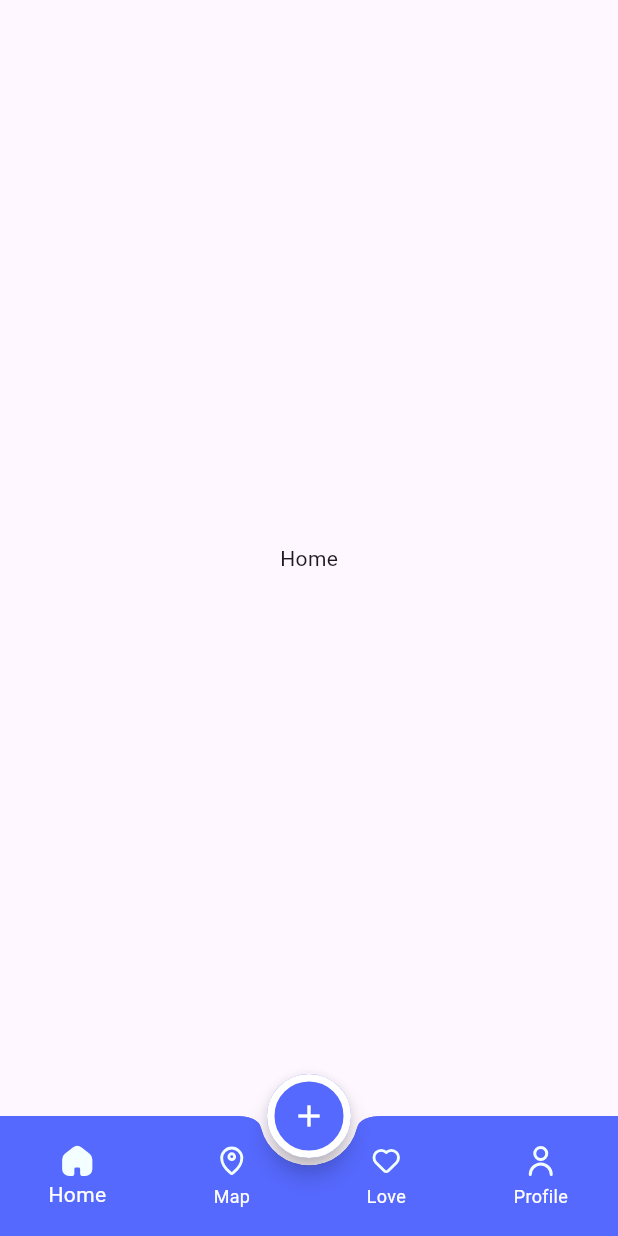
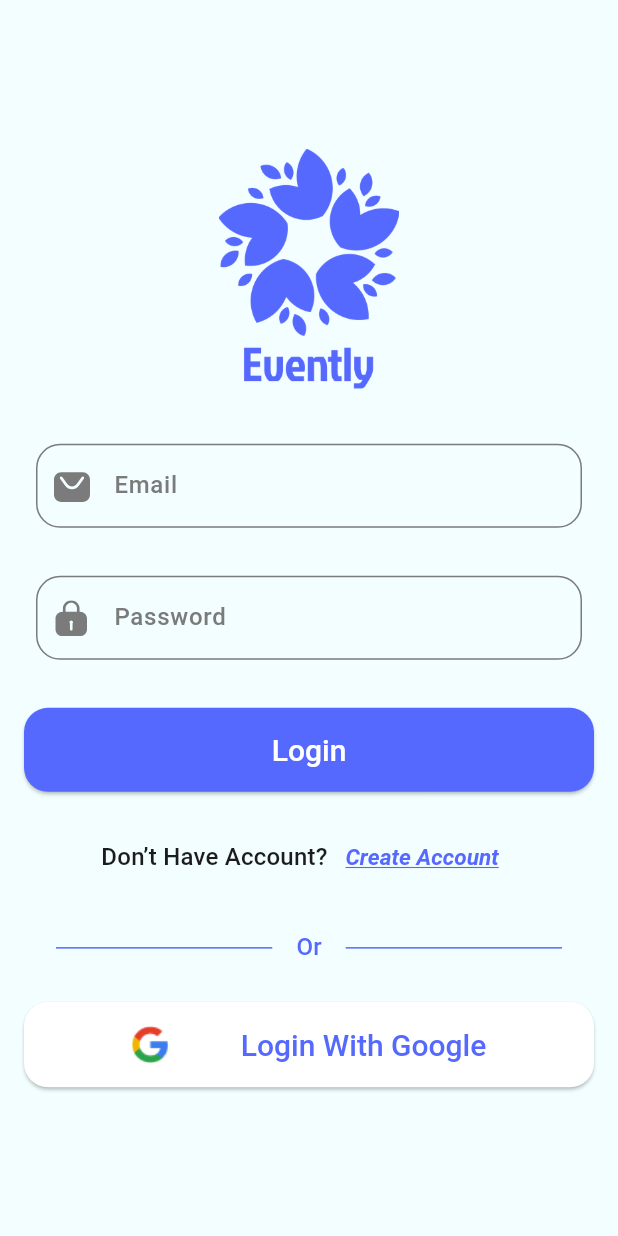
Before and after one commit to MohamedElsyedm/evently, a Flutter app: the screen it shows after launch, on a phone screen of 412 x 824 dp. Run offline on Flutter 3.47's test engine with Material 3 defaults, Android fonts, the phone set to English and light mode, and no system bars; our stand-ins replace flutter_svg.

Commit message:
implement login & register UI

```diff
--- a/lib/app_theme.dart
+++ b/lib/app_theme.dart
@@ -10,6 +10,7 @@ class AppTheme {
   static const Color white = Color(0xFFFFFFFF);
 
   static ThemeData lightTheme = ThemeData(
+    scaffoldBackgroundColor: backgroundLight,
     bottomNavigationBarTheme: BottomNavigationBarThemeData(
       backgroundColor: primary,
 
@@ -24,6 +25,61 @@ class AppTheme {
       foregroundColor: white,
       shape: CircleBorder(side: BorderSide(width: 5, color: white)),
     ),
+    inputDecorationTheme: InputDecorationTheme(
+      hintStyle: TextStyle(
+        fontSize: 16,
+        fontWeight: FontWeight.w500,
+        color: grey,
+      ),
+
+      enabledBorder: OutlineInputBorder(
+        borderRadius: BorderRadius.circular(16),
+        borderSide: BorderSide(color: grey),
+      ),
+      focusedBorder: OutlineInputBorder(
+        borderRadius: BorderRadius.circular(16),
+        borderSide: BorderSide(color: grey),
+      ),
+      errorBorder: OutlineInputBorder(
+        borderRadius: BorderRadius.circular(16),
+        borderSide: BorderSide(color: grey),
+      ),
+      focusedErrorBorder: OutlineInputBorder(
+        borderRadius: BorderRadius.circular(16),
+        borderSide: BorderSide(color: grey),
+      ),
+    ),
+    elevatedButtonTheme: ElevatedButtonThemeData(
+      style: ElevatedButton.styleFrom(
+        backgroundColor: primary,
+        shape: RoundedRectangleBorder(
+          borderRadius: BorderRadiusGeometry.circular(16),
+        ),
+      ),
+    ),
+    textButtonTheme: TextButtonThemeData(
+      style: TextButton.styleFrom(
+        foregroundColor: primary,
+        textStyle: TextStyle(
+          fontSize: 15,
+          fontWeight: FontWeight.bold,
+          decoration: TextDecoration.underline,
+          fontStyle: FontStyle.italic,
+        ),
+      ),
+    ),
+    textTheme: TextTheme(
+      titleLarge: TextStyle(
+        fontSize: 20,
+        fontWeight: FontWeight.w500,
+        color: white,
+      ),
+      titleMedium: TextStyle(
+        fontSize: 16,
+        fontWeight: FontWeight.w500,
+        color: black,
+      ),
+    ),
   );
   static ThemeData darkTheme = ThemeData();
 }
--- /dev/null
+++ b/lib/auth/login_screen.dart
@@ -0,0 +1,123 @@
+import 'package:evently/app_theme.dart';
+import 'package:evently/auth/register_screen.dart';
+import 'package:evently/widgets/default_elevated_button.dart';
+import 'package:evently/widgets/default_text_form_field.dart';
+import 'package:flutter/material.dart';
+
+class LoginScreen extends StatefulWidget {
+  static const String routName = '/login screen';
+
+  const LoginScreen({super.key});
+
+  @override
+  State<LoginScreen> createState() => _LoginScreenState();
+}
+
+class _LoginScreenState extends State<LoginScreen> {
+  TextEditingController emailController = TextEditingController();
+  TextEditingController passwordController = TextEditingController();
+
+  @override
+  Widget build(BuildContext context) {
+    TextTheme textTheme = Theme.of(context).textTheme;
+    Size screenSize = MediaQuery.sizeOf(context);
+
+    return Scaffold(
+      body: Padding(
+        padding: const EdgeInsets.symmetric(horizontal: 16),
+        child: Column(
+          mainAxisAlignment: MainAxisAlignment.center,
+          children: [
+            Image.asset(
+              'assets/images/splash.png',
+              height: screenSize.height * 0.2,
+              fit: BoxFit.fill,
+            ),
+            SizedBox(height: 24),
+            DefaultTextFormField(
+              hintText: 'Email',
+              prefixIconImageName: 'email',
+              controller: emailController,
+            ),
+            SizedBox(height: 16),
+            DefaultTextFormField(
+              hintText: 'Password',
+              prefixIconImageName: 'password',
+              controller: emailController,
+            ),
+            SizedBox(height: 24),
+            DefaultElevatedButton(label: 'Login', onPreessed: login),
+            SizedBox(height: 20),
+            Row(
+              mainAxisAlignment: MainAxisAlignment.center,
+              children: [
+                Text('Don’t Have Account?', style: textTheme.titleMedium),
+                TextButton(
+                  onPressed: () {
+                    Navigator.of(
+                      context,
+                    ).pushReplacementNamed(RegisterScreen.routName);
+                  },
+                  child: Text('Create Account'),
+                ),
+              ],
+            ),
+            SizedBox(height: 24),
+            Row(
+              mainAxisAlignment: MainAxisAlignment.center,
+              children: [
+                Container(
+                  height: 1,
+                  width: screenSize.width * 0.35,
+                  color: AppTheme.primary,
+                ),
+                Padding(
+                  padding: const EdgeInsets.symmetric(horizontal: 16),
+                  child: Text(
+                    'Or',
+                    style: textTheme.titleMedium!.copyWith(
+                      color: AppTheme.primary,
+                    ),
+                  ),
+                ),
+                Container(
+                  height: 1,
+                  width: screenSize.width * 0.35,
+                  color: AppTheme.primary,
+                ),
+              ],
+            ),
+            SizedBox(height: 24),
+            ElevatedButton(
+              onPressed: () {},
+              style: ElevatedButton.styleFrom(
+                backgroundColor: AppTheme.white,
+
+                fixedSize: Size(screenSize.width, 57),
+              ),
+              child: Row(
+                mainAxisAlignment: MainAxisAlignment.spaceEvenly,
+                children: [
+                  Image.asset(
+                    'assets/icons/google_icon.png',
+                    width: 25,
+                    height: 25,
+                    fit: BoxFit.fill,
+                  ),
+                  Text(
+                    'Login With Google',
+                    style: textTheme.titleLarge!.copyWith(
+                      color: AppTheme.primary,
+                    ),
+                  ),
+                ],
+              ),
+            ),
+          ],
+        ),
+      ),
+    );
+  }
+
+  void login() {}
+}
--- /dev/null
+++ b/lib/auth/register_screen.dart
@@ -0,0 +1,78 @@
+import 'package:evently/auth/login_screen.dart';
+import 'package:evently/widgets/default_elevated_button.dart';
+import 'package:evently/widgets/default_text_form_field.dart';
+import 'package:flutter/material.dart';
+
+class RegisterScreen extends StatefulWidget {
+  static const String routName = '/register screen';
+
+  const RegisterScreen({super.key});
+
+  @override
+  State<RegisterScreen> createState() => _RegisterScreenState();
+}
+
+class _RegisterScreenState extends State<RegisterScreen> {
+  TextEditingController emailController = TextEditingController();
+  TextEditingController passwordController = TextEditingController();
+  TextEditingController nameController = TextEditingController();
+
+  @override
+  Widget build(BuildContext context) {
+    TextTheme textTheme = Theme.of(context).textTheme;
+    Size screenSize = MediaQuery.sizeOf(context);
+
+    return Scaffold(
+      body: Padding(
+        padding: const EdgeInsets.symmetric(horizontal: 16),
+        child: Column(
+          mainAxisAlignment: MainAxisAlignment.center,
+          children: [
+            Image.asset(
+              'assets/images/splash.png',
+              height: screenSize.height * 0.2,
+              fit: BoxFit.fill,
+            ),
+            SizedBox(height: 24),
+            DefaultTextFormField(
+              hintText: 'Name',
+              prefixIconImageName: 'name',
+              controller: nameController,
+            ),
+            SizedBox(height: 16),
+            DefaultTextFormField(
+              hintText: 'Email',
+              prefixIconImageName: 'email',
+              controller: emailController,
+            ),
+            SizedBox(height: 16),
+            DefaultTextFormField(
+              hintText: 'Password',
+              prefixIconImageName: 'password',
+              controller: emailController,
+            ),
+            SizedBox(height: 24),
+            DefaultElevatedButton(label: 'Register', onPreessed: register),
+            SizedBox(height: 20),
+            Row(
+              mainAxisAlignment: MainAxisAlignment.center,
+              children: [
+                Text('Already Have Account?', style: textTheme.titleMedium),
+                TextButton(
+                  onPressed: () {
+                    Navigator.of(
+                      context,
+                    ).pushReplacementNamed(LoginScreen.routName);
+                  },
+                  child: Text('Login'),
+                ),
+              ],
+            ),
+          ],
+        ),
+      ),
+    );
+  }
+
+  void register() {}
+}
--- a/lib/home_screen.dart
+++ b/lib/home_screen.dart
@@ -8,7 +8,9 @@ import 'package:flutter/material.dart';
 import 'package:flutter_svg/flutter_svg.dart';
 
 class HomeScreen extends StatefulWidget {
-  static const String routName = '/';
+  static const String routName = '/homeScreen';
+
+  const HomeScreen({super.key});
   @override
   State<HomeScreen> createState() => _HomeScreenState();
 }
--- a/lib/main.dart
+++ b/lib/main.dart
@@ -1,4 +1,6 @@
 import 'package:evently/app_theme.dart';
+import 'package:evently/auth/login_screen.dart';
+import 'package:evently/auth/register_screen.dart';
 import 'package:evently/home_screen.dart';
 import 'package:flutter/material.dart';
 
@@ -7,11 +9,18 @@ void main() {
 }
 
 class EventlyApp extends StatelessWidget {
+  const EventlyApp({super.key});
+
   @override
   Widget build(BuildContext context) {
     return MaterialApp(
       debugShowCheckedModeBanner: false,
-      routes: {HomeScreen.routName: (_) => HomeScreen()},
+      routes: {
+        LoginScreen.routName: (_) => LoginScreen(),
+        RegisterScreen.routName: (_) => RegisterScreen(),
+        HomeScreen.routName: (_) => HomeScreen(),
+      },
+      initialRoute: LoginScreen.routName,
       theme: AppTheme.lightTheme,
       darkTheme: AppTheme.darkTheme,
       themeMode: ThemeMode.light,
--- a/lib/nav_bar_icon.dart
+++ b/lib/nav_bar_icon.dart
@@ -3,7 +3,7 @@ import 'package:flutter_svg/flutter_svg.dart';
 
 class NavBarIcon extends StatelessWidget {
   String imageName;
-  NavBarIcon({required this.imageName});
+  NavBarIcon({super.key, required this.imageName});
 
   @override
   Widget build(BuildContext context) {
--- /dev/null
+++ b/lib/widgets/default_elevated_button.dart
@@ -0,0 +1,19 @@
+import 'package:flutter/material.dart';
+
+class DefaultElevatedButton extends StatelessWidget {
+  String label;
+  VoidCallback onPreessed;
+
+  DefaultElevatedButton({required this.label, required this.onPreessed});
+
+  @override
+  Widget build(BuildContext context) {
+    return ElevatedButton(
+      onPressed: onPreessed,
+      style: ElevatedButton.styleFrom(
+        fixedSize: Size(MediaQuery.sizeOf(context).width, 56),
+      ),
+      child: Text(label, style: Theme.of(context).textTheme.titleLarge),
+    );
+  }
+}
--- /dev/null
+++ b/lib/widgets/default_text_form_field.dart
@@ -0,0 +1,39 @@
+import 'package:flutter/material.dart';
+import 'package:flutter_svg/svg.dart';
+
+class DefaultTextFormField extends StatelessWidget {
+  String hintText;
+  TextEditingController? controller;
+  void Function(String)? onChanged;
+  String? prefixIconImageName;
+
+  DefaultTextFormField({
+    super.key,
+    required this.hintText,
+    this.controller,
+    this.onChanged,
+    this.prefixIconImageName,
+  });
+
+  @override
+  Widget build(BuildContext context) {
+    return Padding(
+      padding: const EdgeInsets.all(8.0),
+      child: TextFormField(
+        controller: controller,
+        onChanged: onChanged,
+        decoration: InputDecoration(
+          hintText: hintText,
+          prefixIcon: prefixIconImageName == null
+              ? null
+              : SvgPicture.asset(
+                  'assets/icons/$prefixIconImageName.svg',
+                  height: 24,
+                  width: 24,
+                  fit: BoxFit.scaleDown,
+                ),
+        ),
+      ),
+    );
+  }
+}
```
Also changed, not shown: assets/icons/google_icon.png (added).
